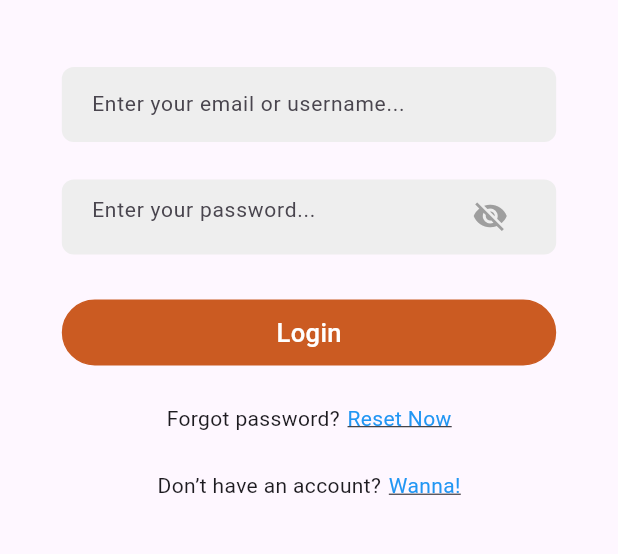
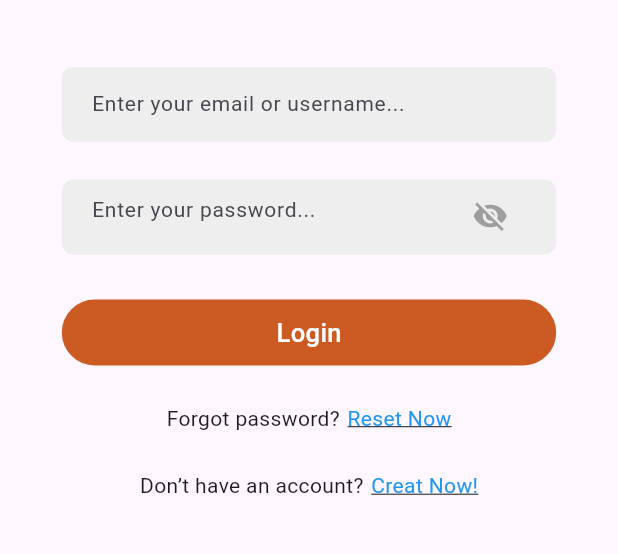
Before and after one commit to niddalalii-syed/pet-store-app, a Flutter app: the screen it shows after launch, after a tap on "Get Started", on a phone screen of 412 x 824 dp, the part 344-898 px from its top. Run offline on Flutter 3.47's test engine with Material 3 defaults, Android fonts, the phone set to English and light mode, and no system bars; our stand-ins replace pinput.

Commit message:
Update login_screen.dart

```diff
--- a/lib/screens/login/signup/login_screen.dart
+++ b/lib/screens/login/signup/login_screen.dart
@@ -105,7 +105,7 @@ class _LoginScreenState extends State<LoginScreen> {
                       }));
                     },
                     child: Text(
-                      'Wanna!',
+                      'Creat Now!',
                       style: TextStyle(
                         color: Colors.blue, // Change color to match your design
                         decoration: TextDecoration.underline,
```
